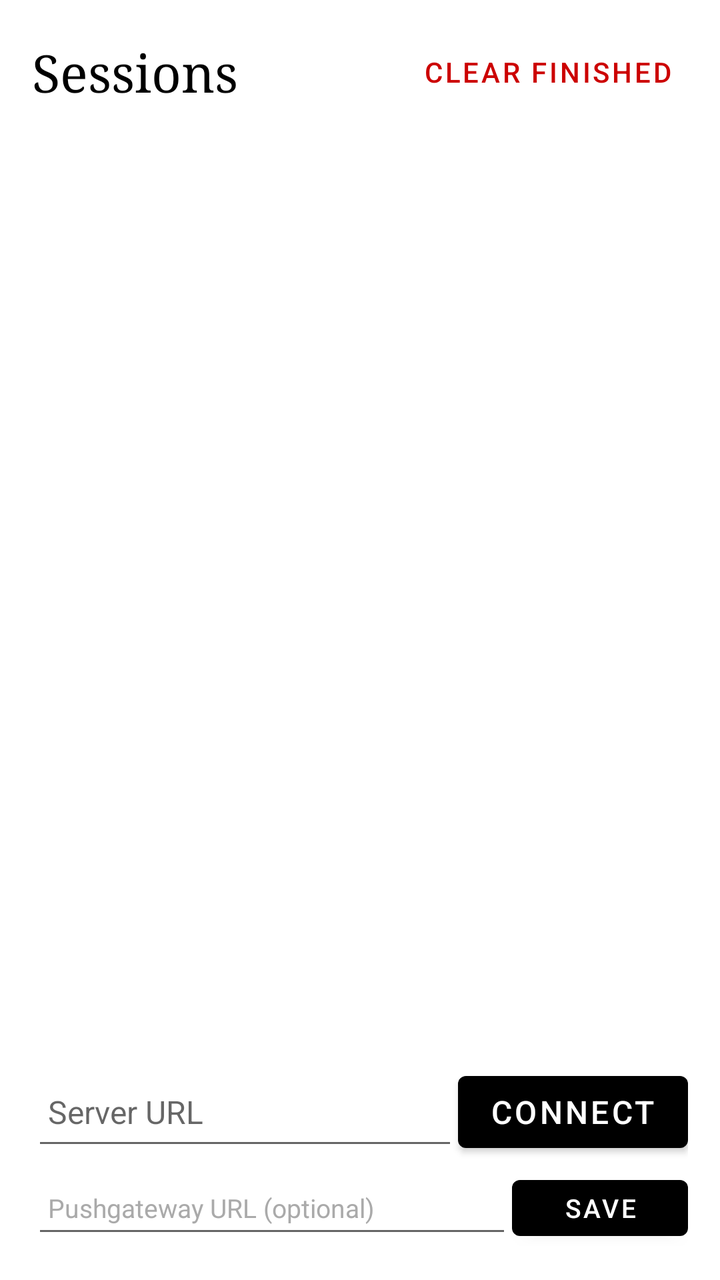
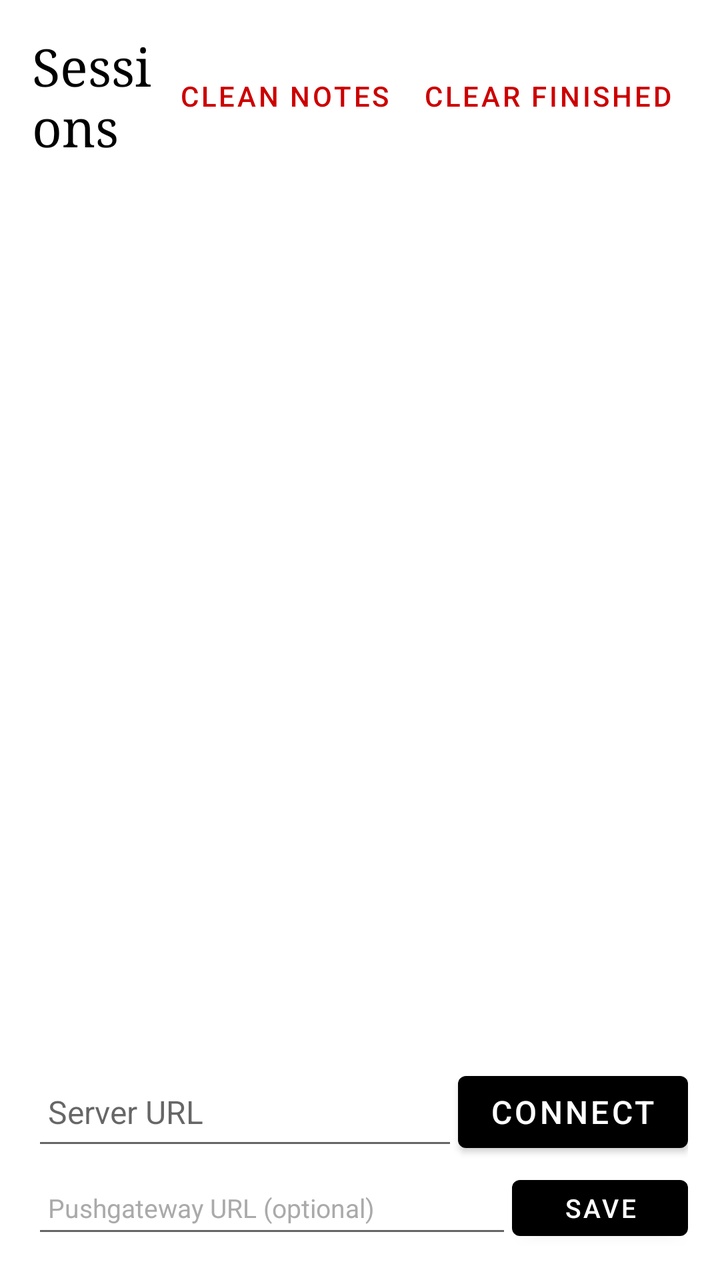

Before-and-after screenshots of an Android layout around one commit, followed by the original layout XML and the change that was made.
<!-- AndroidManifest.xml: application theme Theme.EinkBridge -->
<!-- res/layout/activity_main.xml -->
<?xml version="1.0" encoding="utf-8"?>
<FrameLayout xmlns:android="http://schemas.android.com/apk/res/android"
    android:layout_width="match_parent"
    android:layout_height="match_parent">

    <LinearLayout
        android:id="@+id/sessionListContainer"
        android:layout_width="match_parent"
        android:layout_height="match_parent"
        android:orientation="vertical"
        android:padding="16dp">

        <LinearLayout
            android:layout_width="match_parent"
            android:layout_height="wrap_content"
            android:orientation="horizontal"
            android:gravity="center_vertical"
            android:paddingBottom="16dp">

            <TextView
                android:layout_width="0dp"
                android:layout_height="wrap_content"
                android:layout_weight="1"
                android:text="Sessions"
                android:textSize="26sp"
                android:textColor="#000000"
                android:fontFamily="serif" />

            <Button
                android:id="@+id/btnClearSessions"
                android:layout_width="wrap_content"
                android:layout_height="40dp"
                android:text="Clear finished"
                android:textSize="14sp"
                android:textColor="#CC0000"
                style="?android:attr/buttonBarButtonStyle" />
        </LinearLayout>

        <TextView
            android:id="@+id/serverUrl"
            android:layout_width="match_parent"
            android:layout_height="wrap_content"
            android:textSize="14sp"
            android:textColor="#333333"
            android:paddingBottom="12dp" />

        <androidx.recyclerview.widget.RecyclerView
            android:id="@+id/sessionList"
            android:layout_width="match_parent"
            android:layout_height="0dp"
            android:layout_weight="1" />

        <TextView
            android:id="@+id/emptyState"
            android:layout_width="match_parent"
            android:layout_height="0dp"
            android:layout_weight="1"
            android:gravity="center"
            android:text="No sessions yet"
            android:textSize="20sp"
            android:textColor="#999999"
            android:visibility="gone" />

        <LinearLayout
            android:layout_width="match_parent"
            android:layout_height="wrap_content"
            android:orientation="horizontal"
            android:paddingTop="12dp">

            <EditText
                android:id="@+id/serverInput"
                android:layout_width="0dp"
                android:layout_height="48dp"
                android:layout_weight="1"
                android:hint="Server URL"
                android:textSize="16sp"
                android:inputType="textUri"
                android:padding="8dp" />

            <Button
                android:id="@+id/connectBtn"
                android:layout_width="wrap_content"
                android:layout_height="48dp"
                android:text="Connect"
                android:textSize="16sp" />
        </LinearLayout>

        <LinearLayout
            android:layout_width="match_parent"
            android:layout_height="wrap_content"
            android:orientation="horizontal"
            android:paddingTop="4dp">

            <EditText
                android:id="@+id/metricsInput"
                android:layout_width="0dp"
                android:layout_height="40dp"
                android:layout_weight="1"
                android:hint="Pushgateway URL (optional)"
                android:textSize="13sp"
                android:inputType="textUri"
                android:padding="8dp"
                android:textColor="#555555"
                android:textColorHint="#AAAAAA" />

            <Button
                android:id="@+id/metricsBtn"
                android:layout_width="wrap_content"
                android:layout_height="40dp"
                android:text="Save"
                android:textSize="13sp" />
        </LinearLayout>
    </LinearLayout>

    <WebView
        android:id="@+id/webView"
        android:layout_width="match_parent"
        android:layout_height="match_parent"
        android:visibility="gone" />

    
    <com.flakm.einkbridge.StrokeView
        android:id="@+id/strokeView"
        android:layout_width="match_parent"
        android:layout_height="match_parent"
        android:clickable="false"
        android:focusable="false"
        android:visibility="gone" />

    
    <TextView
        android:id="@+id/routineStatus"
        android:layout_width="wrap_content"
        android:layout_height="wrap_content"
        android:layout_gravity="bottom|end"
        android:layout_marginBottom="76dp"
        android:layout_marginEnd="12dp"
        android:maxWidth="260dp"
        android:maxLines="2"
        android:textSize="12sp"
        android:textColor="#555555"
        android:background="#FFFFFF"
        android:padding="4dp"
        android:clickable="false"
        android:focusable="false"
        android:accessibilityLiveRegion="polite"
        android:visibility="gone" />

    
    <LinearLayout
        android:id="@+id/colorDrawer"
        android:layout_width="wrap_content"
        android:layout_height="48dp"
        android:layout_gravity="bottom|start"
        android:layout_marginBottom="72dp"
        android:layout_marginStart="8dp"
        android:orientation="horizontal"
        android:gravity="center_vertical"
        android:background="#FFFFFF"
        android:elevation="6dp"
        android:paddingStart="8dp"
        android:paddingEnd="8dp"
        android:visibility="gone" />

    
    <LinearLayout
        android:id="@+id/penToolbar"
        android:layout_width="match_parent"
        android:layout_height="72dp"
        android:layout_gravity="bottom"
        android:orientation="horizontal"
        android:background="#FFFFFF"
        android:elevation="4dp"
        android:gravity="center_vertical"
        android:paddingStart="8dp"
        android:paddingEnd="8dp"
        android:visibility="gone">

        
        <LinearLayout
            android:id="@+id/drawControls"
            android:layout_width="wrap_content"
            android:layout_height="match_parent"
            android:orientation="horizontal"
            android:gravity="center_vertical">

            <SeekBar
                android:id="@+id/strokeSlider"
                android:layout_width="160dp"
                android:layout_height="48dp"
                android:layout_gravity="center_vertical"
                android:min="1"
                android:max="20"
                android:progress="5"
                android:thumbTint="#000000"
                android:progressTint="#000000"
                android:progressBackgroundTint="#CCCCCC" />

            <View
                android:layout_width="2dp"
                android:layout_height="48dp"
                android:layout_marginStart="8dp"
                android:layout_marginEnd="4dp"
                android:background="#999999" />

            <FrameLayout
                android:layout_width="60dp"
                android:layout_height="64dp">
                <ImageButton
                android:id="@+id/btnPencil"
                style="@style/Widget.ToolButton"
                android:contentDescription="@string/btnPencil_desc"
                android:src="@drawable/ic_pencil" />
            </FrameLayout>

            <FrameLayout
                android:layout_width="60dp"
                android:layout_height="64dp">
                <ImageButton
                android:id="@+id/btnBrush"
                style="@style/Widget.ToolButton"
                android:contentDescription="@string/btnBrush_desc"
                android:src="@drawable/ic_brush" />
            </FrameLayout>

            <FrameLayout
                android:layout_width="60dp"
                android:layout_height="64dp">
                <ImageButton
                android:id="@+id/btnEraser"
                style="@style/Widget.ToolButton"
                android:contentDescription="@string/btnEraser_desc"
                android:src="@drawable/ic_eraser" />
            </FrameLayout>

            <ImageButton
                android:id="@+id/btnColor"
                style="@style/Widget.ToolButton"
                android:contentDescription="@string/btnColor_desc"
                android:src="@drawable/ic_color" />

        </LinearLayout>

        
        <View
            android:layout_width="2dp"
            android:layout_height="48dp"
            android:layout_marginStart="8dp"
            android:layout_marginEnd="4dp"
            android:background="#CCCCCC" />

        
        <FrameLayout
            android:layout_width="60dp"
            android:layout_height="64dp">
            <ImageButton
                android:id="@+id/btnLink"
                style="@style/Widget.ToolButton"
                android:contentDescription="@string/btnLink_desc"
                android:src="@drawable/ic_lasso" />
        </FrameLayout>

        
        <FrameLayout
            android:layout_width="60dp"
            android:layout_height="64dp">
            <ImageButton
                android:id="@+id/btnSelect"
                style="@style/Widget.ToolButton"
                android:contentDescription="@string/btnSelect_desc"
                android:src="@drawable/ic_move" />
        </FrameLayout>

        
        <LinearLayout
            android:id="@+id/contextBar"
            android:layout_width="wrap_content"
            android:layout_height="match_parent"
            android:orientation="horizontal"
            android:gravity="center_vertical"
            android:layout_marginStart="4dp"
            android:visibility="gone">

            <Button
                android:id="@+id/btnReOcr"
                style="?android:attr/buttonBarButtonStyle"
                android:layout_width="wrap_content"
                android:layout_height="48dp"
                android:text="↺ Re-OCR"
                android:textSize="15sp"
                android:textColor="#000000"
                android:paddingStart="12dp"
                android:paddingEnd="12dp" />

            <Button
                android:id="@+id/btnRemoveGroup"
                style="?android:attr/buttonBarButtonStyle"
                android:layout_width="wrap_content"
                android:layout_height="48dp"
                android:text="✕ Remove"
                android:textSize="15sp"
                android:textColor="#CC0000"
                android:paddingStart="12dp"
                android:paddingEnd="12dp" />

        </LinearLayout>

        
        <View
            android:layout_width="0dp"
            android:layout_height="1dp"
            android:layout_weight="1" />

        
        <FrameLayout
            android:layout_width="52dp"
            android:layout_height="64dp">
            <ImageButton
                android:id="@+id/btnAnnotations"
                style="@style/Widget.ToolButton"
                android:contentDescription="@string/btnAnnotations_desc"
                android:src="@drawable/ic_visibility" />
        </FrameLayout>

        <View
            android:layout_width="2dp"
            android:layout_height="48dp"
            android:layout_marginStart="4dp"
            android:layout_marginEnd="4dp"
            android:background="#999999" />

        <ImageButton
                android:id="@+id/btnUndo"
                style="@style/Widget.ToolButton"
                android:contentDescription="@string/btnUndo_desc"
                android:src="@drawable/ic_undo" />

        <ImageButton
                android:id="@+id/btnClear"
                style="@style/Widget.ToolButton"
                android:contentDescription="@string/btnClear_desc"
                android:src="@drawable/ic_clear" />

        <androidx.appcompat.widget.AppCompatButton
            android:id="@+id/btnRequestUpdate"
            style="@style/Widget.ActionButton"
            android:text="@string/action_update" />

        <androidx.appcompat.widget.AppCompatButton
            android:id="@+id/btnSubmit"
            style="@style/Widget.ActionButton.Primary"
            android:text="@string/action_done" />
    </LinearLayout>

    
    <LinearLayout
        android:id="@+id/processingOverlay"
        android:layout_width="match_parent"
        android:layout_height="wrap_content"
        android:layout_gravity="top"
        android:background="#CC000000"
        android:gravity="center"
        android:orientation="horizontal"
        android:padding="12dp"
        android:visibility="gone">

        <ProgressBar
            style="?android:attr/progressBarStyleSmall"
            android:layout_width="24dp"
            android:layout_height="24dp"
            android:indeterminateTint="#FFFFFF" />

        <TextView
            android:id="@+id/processingStatus"
            android:layout_width="0dp"
            android:layout_height="wrap_content"
            android:layout_weight="1"
            android:text="Processing..."
            android:textColor="#FFFFFF"
            android:textSize="16sp"
            android:layout_marginStart="8dp" />

        <Button
            android:id="@+id/btnCancelProcessing"
            style="?android:attr/buttonBarButtonStyle"
            android:layout_width="wrap_content"
            android:layout_height="wrap_content"
            android:text="✕"
            android:textColor="#FFFFFF"
            android:textSize="20sp"
            android:minWidth="44dp"
            android:minHeight="44dp" />
    </LinearLayout>

</FrameLayout>
<!-- resources referenced by this layout -->
<resources>
  <!-- drawable ic_clear (drawable) -->
  <vector xmlns:android="http://schemas.android.com/apk/res/android"
      android:width="24dp"
      android:height="24dp"
      android:viewportWidth="24"
      android:viewportHeight="24">
      <path
          android:fillColor="#000000"
          android:pathData="M19,6.41L17.59,5 12,10.59 6.41,5 5,6.41 10.59,12 5,17.59 6.41,19 12,13.41 17.59,19 19,17.59 13.41,12z"/>
  </vector>
  <!-- drawable ic_color (drawable) -->
  <vector xmlns:android="http://schemas.android.com/apk/res/android"
      android:width="24dp" android:height="24dp"
      android:viewportWidth="24" android:viewportHeight="24">
      <path android:fillColor="#000000"
          android:pathData="M12,2C6.48,2 2,6.48 2,12s4.48,10 10,10 10,-4.48 10,-10S17.52,2 12,2z" />
      <path android:fillColor="#FFFFFF"
          android:pathData="M12,7c-2.76,0 -5,2.24 -5,5s2.24,5 5,5 5,-2.24 5,-5 -2.24,-5 -5,-5z" />
  </vector>
  <!-- drawable ic_eraser (drawable) -->
  <vector xmlns:android="http://schemas.android.com/apk/res/android"
      android:width="24dp"
      android:height="24dp"
      android:viewportWidth="24"
      android:viewportHeight="24">
      <path
          android:fillColor="#000000"
          android:pathData="M16.24,3.56l4.95,4.94c0.78,0.78 0.78,2.05 0,2.83L12.29,20.24 4.14,20.24c-0.55,0 -1,-0.45 -1,-1s0.45,-1 1,-1h4.99l8.28,-8.28L12.46,4.97 8.98,8.45 7.56,7.04l5.85,-5.87c0.78,-0.78 2.05,-0.78 2.83,0.01z"/>
  </vector>
  <!-- drawable ic_move (drawable) -->
  <vector xmlns:android="http://schemas.android.com/apk/res/android"
      android:width="24dp"
      android:height="24dp"
      android:viewportWidth="24"
      android:viewportHeight="24">
      <path
          android:fillColor="#000000"
          android:pathData="M10,9h4V6h3l-5,-5 -5,5h3v3zM9,10L6,10L6,7l-5,5 5,5v-3h3v-4zM23,12l-5,-5v3h-3v4h3v3l5,-5zM14,15h-4v3L7,18l5,5 5,-5h-3v-3z"/>
  </vector>
  <!-- drawable ic_pencil (drawable) -->
  <vector xmlns:android="http://schemas.android.com/apk/res/android"
      android:width="24dp"
      android:height="24dp"
      android:viewportWidth="24"
      android:viewportHeight="24">
      <path
          android:fillColor="#000000"
          android:pathData="M3,17.25V21h3.75L17.81,9.94l-3.75,-3.75L3,17.25zM20.71,7.04c0.39,-0.39 0.39,-1.02 0,-1.41l-2.34,-2.34c-0.39,-0.39 -1.02,-0.39 -1.41,0l-1.83,1.83 3.75,3.75 1.83,-1.83z"/>
  </vector>
  <!-- drawable ic_undo (drawable) -->
  <vector xmlns:android="http://schemas.android.com/apk/res/android"
      android:width="24dp"
      android:height="24dp"
      android:viewportWidth="24"
      android:viewportHeight="24">
      <path
          android:fillColor="#000000"
          android:pathData="M12.5,8c-2.65,0 -5.05,1.04 -6.83,2.73L3,8v9h9l-2.72,-2.72c1.31,-1.13 2.99,-1.78 4.72,-1.78 3.01,0 5.56,1.95 6.46,4.65l2.19,-0.73C21.43,12.55 17.31,8 12.5,8z"/>
  </vector>
  <string name="action_done">DONE</string>
  <string name="action_update">UPDATE</string>
  <string name="btnAnnotations_desc">Show annotations</string>
  <string name="btnBrush_desc">Brush</string>
  <string name="btnClear_desc">Clear all ink</string>
  <string name="btnColor_desc">Ink colour</string>
  <string name="btnEraser_desc">Eraser</string>
  <string name="btnLink_desc">Link to text</string>
  <string name="btnPencil_desc">Draw</string>
  <string name="btnSelect_desc">Move ink</string>
  <string name="btnUndo_desc">Undo</string>
  <style name="Widget.ActionButton.Primary">
          <item name="android:textColor">#FFFFFF</item>
          <item name="android:background">@drawable/action_button_primary_background</item>
          <item name="android:backgroundTint">@null</item>
      </style>
  <style name="Theme.EinkBridge" parent="Theme.MaterialComponents.Light.NoActionBar">
          <item name="colorPrimary">#000000</item>
          <item name="colorOnPrimary">#FFFFFF</item>
          <item name="android:windowBackground">#FFFFFF</item>
      </style>
  <!-- unchanged entries left out for length: 8 -->
</resources>

<!-- the commit's change to res/layout/activity_main.xml (unified diff, before → after) -->
@@ -27,6 +27,15 @@
                 android:fontFamily="serif" />
 
             <Button
+                android:id="@+id/btnCleanNotes"
+                android:layout_width="wrap_content"
+                android:layout_height="40dp"
+                android:text="Clean notes"
+                android:textSize="14sp"
+                android:textColor="#CC0000"
+                style="?android:attr/buttonBarButtonStyle" />
+
+        <Button
                 android:id="@+id/btnClearSessions"
                 android:layout_width="wrap_content"
                 android:layout_height="40dp"
